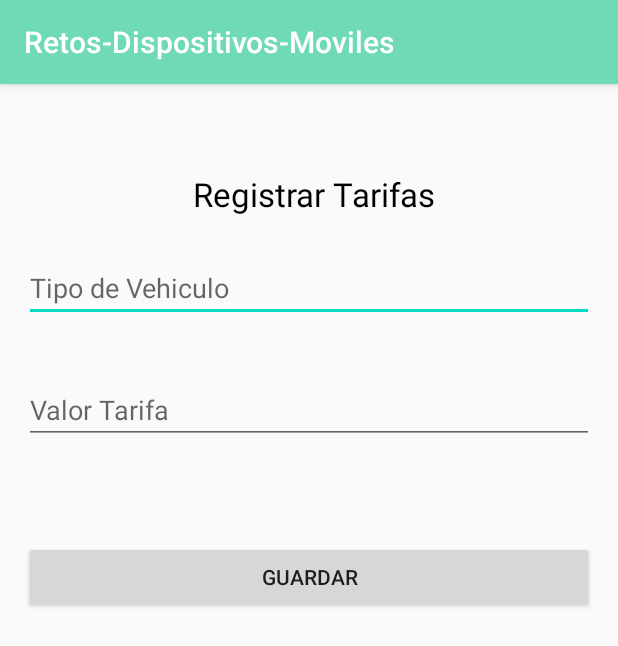
After one commit to andresGarcia97/Reto1DispositivosMoviles, an Android app: the Tarifas screen opened directly, with no data from a screen before it, on a phone screen of 412 x 824 dp. The commit adds this screen. Shown: the top 646 px of the screen. Run offline under Robolectric (Android 15) with nearby library versions, the phone set to English and light mode, and no system bars.

Commit message:
Room implementado
-Insercion de tarifas funcionando.
-Activity parqueadero creada.

```diff
--- a/app/build.gradle
+++ b/app/build.gradle
@@ -33,4 +33,7 @@ dependencies {
     // https://mvnrepository.com/artifact/org.projectlombok/lombok
     compileOnly 'org.projectlombok:lombok:1.18.12'
     annotationProcessor 'org.projectlombok:lombok:1.18.12'
+    implementation 'android.arch.persistence.room:runtime:1.1.1'
+    annotationProcessor 'android.arch.persistence.room:compiler:1.1.1'
+
 }
--- /dev/null
+++ b/app/src/main/java/com/co/movil/retos/reto3/Tarifas.java
@@ -0,0 +1,79 @@
+package com.co.movil.retos.reto3;
+
+import android.os.AsyncTask;
+import android.os.Bundle;
+import android.view.View;
+import android.widget.EditText;
+import android.widget.Toast;
+
+import androidx.appcompat.app.AppCompatActivity;
+
+import com.co.movil.retos.R;
+import com.co.movil.retos.entities.TarifaEntity;
+import com.co.movil.retos.persistencia.DataBaseHelper;
+
+public class Tarifas extends AppCompatActivity {
+
+    protected EditText editTextTextTipoTarifa;
+    protected EditText editTextNumberDecimalTarifa;
+    private DataBaseHelper db;
+    private String tipo;
+    private String valor;
+    private Double valorDouble;
+
+    @Override
+    protected void onCreate(Bundle savedInstanceState) {
+        super.onCreate(savedInstanceState);
+        setContentView(R.layout.activity_tarifas);
+        initComponents();
+    }
+
+    public void initComponents() {
+        editTextNumberDecimalTarifa = findViewById(R.id.editTextNumberDecimalTarifa);
+        editTextTextTipoTarifa = findViewById(R.id.editTextTextTipoTarifa);
+    }
+
+    private TarifaEntity comprobarDatos() {
+        tipo = editTextTextTipoTarifa.getText().toString();
+        valor = editTextNumberDecimalTarifa.getText().toString();
+
+        if ("".equals(tipo)) {
+            editTextTextTipoTarifa.setError(getString(R.string.campoRequerido));
+            return null;
+        }
+        if ("".equals(valor)) {
+            editTextNumberDecimalTarifa.setError(getString(R.string.campoRequerido));
+            return null;
+        } else if (Double.parseDouble(editTextNumberDecimalTarifa.getText().toString()) == 0) {
+            editTextNumberDecimalTarifa.setError(getString(R.string.campoMayorQueCero));
+            return null;
+        } else {
+            TarifaEntity tarifa = new TarifaEntity();
+            tarifa.setTipoVehiculo(tipo);
+            tarifa.setValor(Double.parseDouble(valor));
+            return tarifa;
+        }
+    }
+
+    public void guardarTarifa(View view) {
+        TarifaEntity tarifaInsert = comprobarDatos();
+        if (tarifaInsert != null) {
+            new RepositoryTarifa().execute(tarifaInsert);
+        }
+    }
+
+    private class RepositoryTarifa extends AsyncTask<TarifaEntity, Void, Void> {
+
+        @Override
+        protected Void doInBackground(TarifaEntity... tarifaEntities) {
+            DataBaseHelper.getSimpleDB(getApplicationContext()).transaccionesTarifa().insert(tarifaEntities[0]);
+            return null;
+        }
+
+        @Override
+        protected void onPostExecute(Void aVoid) {
+            super.onPostExecute(aVoid);
+            Toast.makeText(getApplicationContext(), getString(R.string.insercionTarifa), Toast.LENGTH_SHORT).show();
+        }
+    }
+}
--- /dev/null
+++ b/app/src/main/res/layout/activity_tarifas.xml
@@ -0,0 +1,80 @@
+<?xml version="1.0" encoding="utf-8"?>
+<androidx.constraintlayout.widget.ConstraintLayout xmlns:android="http://schemas.android.com/apk/res/android"
+    xmlns:app="http://schemas.android.com/apk/res-auto"
+    xmlns:tools="http://schemas.android.com/tools"
+    android:layout_width="match_parent"
+    android:layout_height="match_parent"
+    tools:context=".reto3.Tarifas">
+
+    <TextView
+        android:id="@+id/textViewRegistroTarifa"
+        android:layout_width="wrap_content"
+        android:layout_height="wrap_content"
+        android:layout_marginStart="8dp"
+        android:layout_marginTop="16dp"
+        android:layout_marginEnd="8dp"
+        android:layout_marginBottom="8dp"
+        android:gravity="center"
+        android:text="@string/TVregistroTarifa"
+        android:textColor="#000"
+        android:textSize="22sp"
+        app:layout_constraintBottom_toBottomOf="parent"
+        app:layout_constraintEnd_toEndOf="parent"
+        app:layout_constraintHorizontal_bias="0.51"
+        app:layout_constraintStart_toStartOf="parent"
+        app:layout_constraintTop_toTopOf="parent"
+        app:layout_constraintVertical_bias="0.060000002" />
+
+    <EditText
+        android:id="@+id/editTextTextTipoTarifa"
+        android:layout_width="0dp"
+        android:layout_height="wrap_content"
+        android:layout_marginStart="16dp"
+        android:layout_marginTop="8dp"
+        android:layout_marginEnd="16dp"
+        android:layout_marginBottom="8dp"
+        android:ems="10"
+        android:inputType="textPersonName"
+        android:hint="@string/tipoTarifa"
+        app:layout_constraintBottom_toBottomOf="parent"
+        app:layout_constraintEnd_toEndOf="parent"
+        app:layout_constraintHorizontal_bias="0.497"
+        app:layout_constraintStart_toStartOf="parent"
+        app:layout_constraintTop_toBottomOf="@+id/textViewRegistroTarifa"
+        app:layout_constraintVertical_bias="0.028" />
+
+    <EditText
+        android:id="@+id/editTextNumberDecimalTarifa"
+        android:layout_width="0dp"
+        android:layout_height="wrap_content"
+        android:layout_marginStart="16dp"
+        android:layout_marginTop="8dp"
+        android:layout_marginEnd="16dp"
+        android:layout_marginBottom="16dp"
+        android:ems="10"
+        android:hint="@string/valorTarifa"
+        android:inputType="numberDecimal"
+        app:layout_constraintBottom_toBottomOf="parent"
+        app:layout_constraintEnd_toEndOf="parent"
+        app:layout_constraintHorizontal_bias="0.502"
+        app:layout_constraintStart_toStartOf="parent"
+        app:layout_constraintTop_toBottomOf="@+id/editTextTextTipoTarifa"
+        app:layout_constraintVertical_bias="0.052" />
+
+    <Button
+        android:id="@+id/button10"
+        android:layout_width="0dp"
+        android:layout_height="wrap_content"
+        android:layout_marginStart="16dp"
+        android:layout_marginTop="8dp"
+        android:layout_marginEnd="16dp"
+        android:layout_marginBottom="8dp"
+        android:text="@string/guardarTarifa"
+        android:onClick="guardarTarifa"
+        app:layout_constraintBottom_toBottomOf="parent"
+        app:layout_constraintEnd_toEndOf="parent"
+        app:layout_constraintHorizontal_bias="0.498"
+        app:layout_constraintStart_toStartOf="parent"
+        app:layout_constraintTop_toBottomOf="@+id/editTextNumberDecimalTarifa"
+        app:layout_constraintVertical_bias="0.122" />
+</androidx.constraintlayout.widget.ConstraintLayout>
--- a/app/src/main/res/values/strings.xml
+++ b/app/src/main/res/values/strings.xml
@@ -20,4 +20,16 @@
     <string name="descripcion">inserte aqui la descripcion</string>
     <string name="animales">Lista Animales</string>
     <string name="buscar">Animales</string>
+    <string name="parqueadero">Parqueadero</string>
+    <string name="registroTarifas">Registrar Tarifas</string>
+    <string name="registroVehiculos">Registrar Vehiculos</string>
+    <string name="generarReporte">Generar Reporte</string>
+    <string name="listarVehiculos">Listar Vehiculos</string>
+    <string name="TVregistroTarifa">Registrar Tarifas</string>
+    <string name="guardarTarifa">Guardar</string>
+    <string name="valorTarifa">Valor Tarifa</string>
+    <string name="tipoTarifa">Tipo de Vehiculo</string>
+    <string name="campoRequerido">Campo Vacio</string>
+    <string name="campoMayorQueCero">Debe ser mayor que cero</string>
+    <string name="insercionTarifa">Tarifa Creada con exito</string>
 </resources>
```
Also changed, not shown: app/src/main/AndroidManifest.xml (+13 -9 lines), app/src/main/java/com/co/movil/retos/MainActivity.java (+7 -1 lines), app/src/main/java/com/co/movil/retos/clases/Tarifa.java (added, +15 -0 lines), app/src/main/java/com/co/movil/retos/clases/Vehiculo.java (added, +19 -0 lines), app/src/main/java/com/co/movil/retos/entities/TarifaEntity.java (added, +28 -0 lines), app/src/main/java/com/co/movil/retos/entities/VehiculoEntity.java (added, +37 -0 lines), app/src/main/java/com/co/movil/retos/persistencia/DataBaseHelper.java (added, +45 -0 lines), app/src/main/java/com/co/movil/retos/persistencia/Tabla.java (added, +9 -0 lines), app/src/main/java/com/co/movil/retos/persistencia/dao/ITarifaDAO.java (added, +26 -0 lines), app/src/main/java/com/co/movil/retos/persistencia/dao/IVehiculoDAO.java (added, +7 -0 lines), app/src/main/java/com/co/movil/retos/reto2/Animales.java (+1 -8 lines), app/src/main/java/com/co/movil/retos/reto3/Parqueadero.java (added, +23 -0 lines), app/src/main/res/layout/activity_main.xml (+14 -0 lines), app/src/main/res/layout/activity_parqueadero.xml (added, +70 -0 lines).
